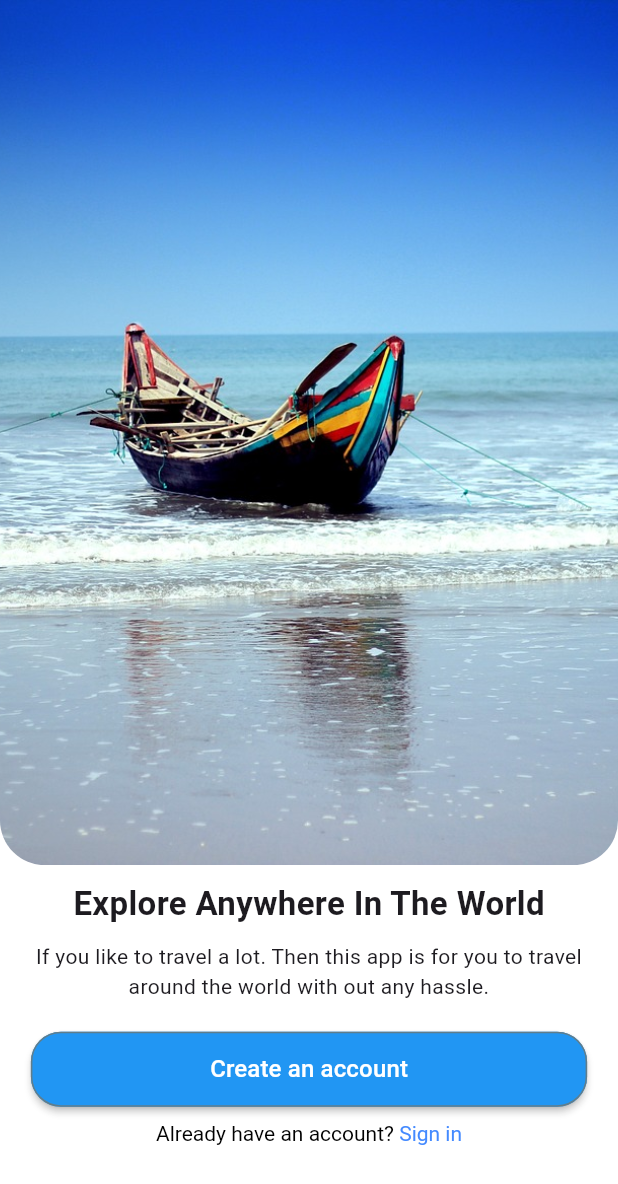
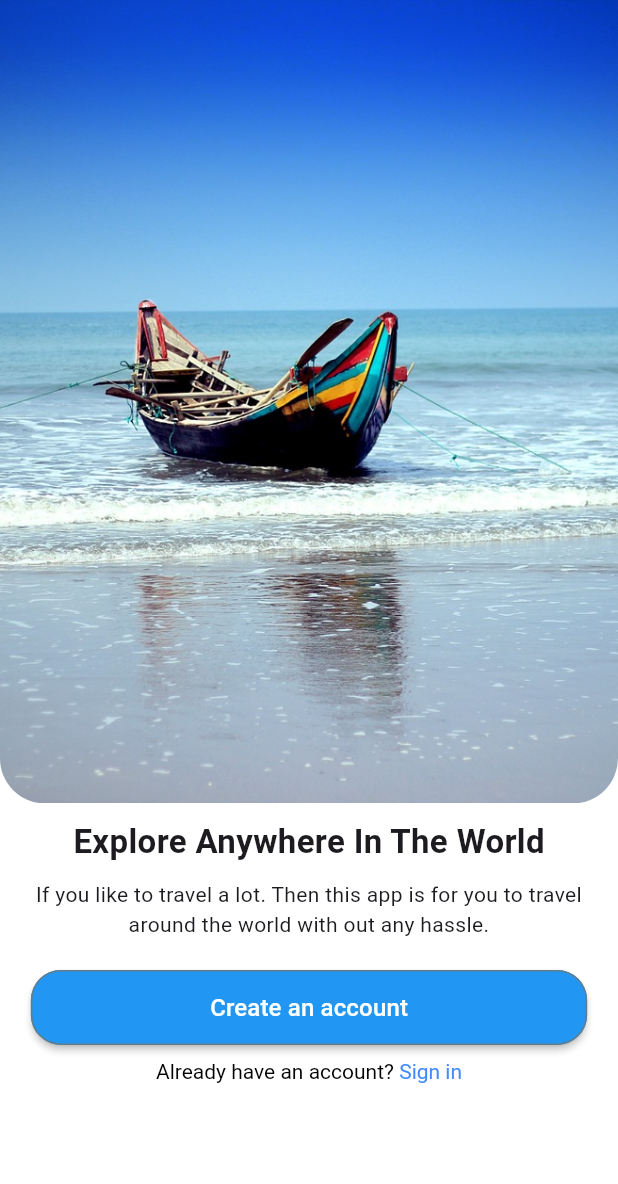
Before and after one commit to Mehedihasan1998/travel_app, a Flutter app: the SplashScreen screen opened directly, on a phone screen of 412 x 824 dp. Shown: the top 1184 px of the screen. Run offline on Flutter 3.47's test engine with Material 3 defaults, Android fonts, the phone set to English and light mode, and no system bars; drawn by our look-alikes of carousel_slider; our stand-ins replace animated_text_kit, cloud_firestore, firebase_auth, firebase_core, flutter_otp_text_field, get and 3 more; missing offline and left inert: dart:ffi; accounts and stored records are empty.

Commit message:
small changes

```diff
--- a/lib/authentication/otp_controller.dart
+++ b/lib/authentication/otp_controller.dart
@@ -10,6 +10,5 @@ class OTPController extends GetxController{
     var isVerified = await AuthenticationRepository.instance.verifyOTP(otp);
     isVerified ? Get.offAll(HomePage()) : Get.back();
 
-
   }
 }
--- a/lib/screens/splash_screen.dart
+++ b/lib/screens/splash_screen.dart
@@ -15,11 +15,12 @@ class SplashScreen extends StatelessWidget {
 
   @override
   Widget build(BuildContext context) {
-    return Scaffold(
+    return SafeArea(
+      child: Scaffold(
         body: Column(
           children: [
             Container(
-            height: MediaQuery.of(context).size.height*0.7,
+              height: MediaQuery.of(context).size.height*0.65,
               width: double.infinity,
               child: Builder(
                 builder: (context) {
@@ -98,6 +99,7 @@ class SplashScreen extends StatelessWidget {
             )
           ],
         ),
+      ),
     );
   }
 }
--- a/lib/widgets/custom_widgets.dart
+++ b/lib/widgets/custom_widgets.dart
@@ -41,7 +41,11 @@ class HomeAppBar extends StatelessWidget {
       child: Row(
         mainAxisAlignment: MainAxisAlignment.spaceBetween,
         children: [
-          Icon(Icons.qr_code, size: 30, color: Colors.blue,),
+          InkWell(
+              onTap: (){
+                Get.back();
+              },
+              child: Icon(Icons.logout, size: 30, color: Colors.blue,)),
           Column(
             children: [
               Text("Current Location", style: myStyle(18),),
```
Also changed, not shown: pubspec.lock. Lines whose indentation alone changed are shown as unchanged.
